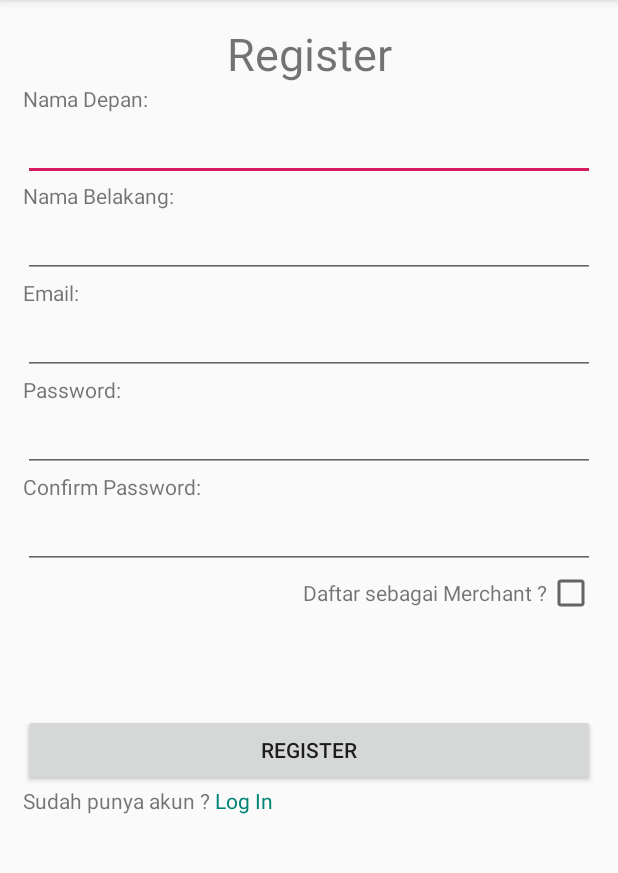
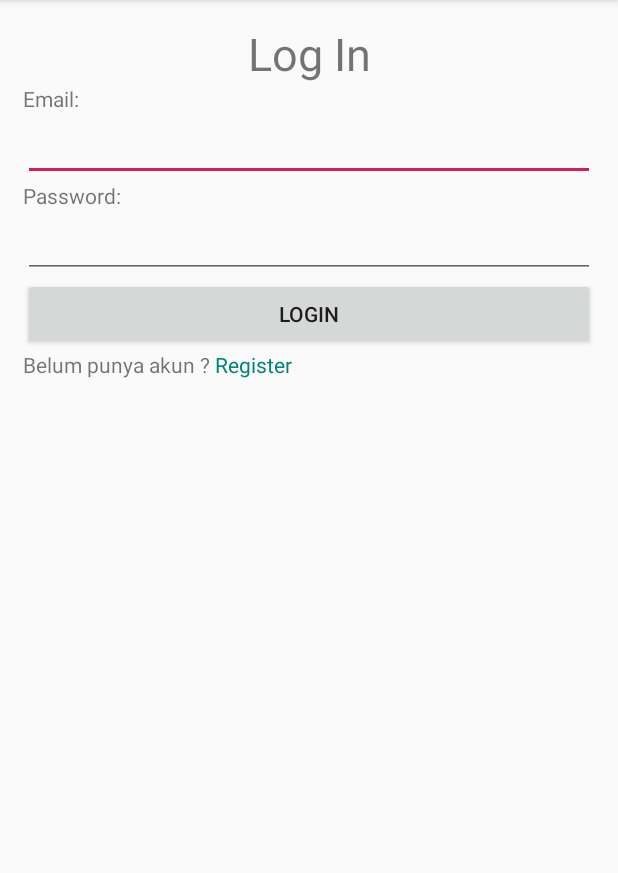
Before and after one commit to ArmandDitto/MarketplaceMerchant, an Android app: the screen it shows after launch (RegisterActivity before the commit, LoginActivity after it), after a tap on "Log In", on a phone screen of 412 x 824 dp, the part 84-957 px from its top. Run offline under Robolectric (Android 15) with nearby library versions, the phone set to English and light mode, and no system bars; our stand-ins replace Volley.

Commit message:
Menambahkan Login Activity

```diff
--- a/app/src/main/AndroidManifest.xml
+++ b/app/src/main/AndroidManifest.xml
@@ -14,6 +14,7 @@
         android:roundIcon="@mipmap/ic_launcher_round"
         android:supportsRtl="true"
         android:theme="@style/AppTheme">
+        <activity android:name=".model.LoginActivity"></activity>
         <activity android:name=".RegisterActivity">
             <intent-filter>
                 <action android:name="android.intent.action.MAIN" />
@@ -24,7 +25,7 @@
         <activity android:name=".EditProductActivity" />
         <activity android:name=".TambahProductActivity" />
         <activity android:name=".DeskripsiProductActivity" />
-        <activity android:name=".DaftarProductActivity"></activity>
+        <activity android:name=".DaftarProductActivity" />
     </application>
 
 </manifest>
--- a/app/src/main/java/com/ditto/training/marketplaceformerchant/RegisterActivity.java
+++ b/app/src/main/java/com/ditto/training/marketplaceformerchant/RegisterActivity.java
@@ -21,6 +21,7 @@ import com.android.volley.VolleyError;
 import com.android.volley.toolbox.StringRequest;
 import com.android.volley.toolbox.Volley;
 import com.ditto.training.marketplaceformerchant.model.AccessToken;
+import com.ditto.training.marketplaceformerchant.model.LoginActivity;
 import com.ditto.training.marketplaceformerchant.model.RegisterErrorRespone;
 import com.google.gson.Gson;
 
@@ -63,8 +64,8 @@ public class RegisterActivity extends AppCompatActivity {
         tvLoginActivity.setOnClickListener(new View.OnClickListener() {
             @Override
             public void onClick(View v) {
-/*                Intent loginIntent = new Intent(RegisterActivity.this, LoginActivity.class);
-                startActivity(loginIntent);*/
+                Intent loginIntent = new Intent(RegisterActivity.this, LoginActivity.class);
+                startActivity(loginIntent);
             }
         });
 
--- /dev/null
+++ b/app/src/main/res/layout/activity_login.xml
@@ -0,0 +1,80 @@
+<?xml version="1.0" encoding="utf-8"?>
+<androidx.constraintlayout.widget.ConstraintLayout xmlns:android="http://schemas.android.com/apk/res/android"
+    xmlns:app="http://schemas.android.com/apk/res-auto"
+    xmlns:tools="http://schemas.android.com/tools"
+    android:layout_width="match_parent"
+    android:layout_height="match_parent"
+    tools:context=".model.LoginActivity"
+    android:padding="15dp">
+
+    <TextView
+        android:id="@+id/tv_register"
+        app:layout_constraintTop_toTopOf="parent"
+        app:layout_constraintRight_toRightOf="parent"
+        app:layout_constraintLeft_toLeftOf="parent"
+        android:layout_width="wrap_content"
+        android:layout_height="wrap_content"
+        android:text="Log In"
+        android:textSize="30sp" />
+
+    <LinearLayout
+        android:id="@+id/layout_register_form"
+        android:layout_width="match_parent"
+        android:layout_height="0dp"
+        app:layout_constraintTop_toBottomOf="@+id/tv_register"
+        android:orientation="vertical">
+        <LinearLayout
+            android:layout_width="match_parent"
+            android:layout_height="wrap_content"
+            android:orientation="vertical">
+            <TextView
+                android:layout_width="wrap_content"
+                android:layout_height="wrap_content"
+                android:text="Email:"/>
+            <EditText
+                android:id="@+id/et_login_email"
+                android:layout_width="match_parent"
+                android:layout_height="wrap_content"/>
+        </LinearLayout> <!-- Nama Depan Customer -->
+        <LinearLayout
+            android:layout_width="match_parent"
+            android:layout_height="wrap_content"
+            android:orientation="vertical">
+            <TextView
+                android:layout_width="wrap_content"
+                android:layout_height="wrap_content"
+                android:text="Password:"/>
+            <EditText
+                android:id="@+id/et_login_password"
+                android:layout_width="match_parent"
+                android:layout_height="wrap_content"
+                android:inputType="textPassword"/>
+        </LinearLayout> <!-- Nama Belakang Customer -->
+        <LinearLayout
+            android:layout_width="match_parent"
+            android:layout_height="wrap_content"
+            android:orientation="vertical">
+            <Button
+                android:id="@+id/button_login"
+                android:layout_width="match_parent"
+                android:layout_height="wrap_content"
+                android:text="Login"/>
+        </LinearLayout> <!-- Button Login -->
+        <LinearLayout
+            android:layout_width="match_parent"
+            android:layout_height="wrap_content"
+            android:orientation="horizontal">
+            <TextView
+                android:layout_width="wrap_content"
+                android:layout_height="wrap_content"
+                android:text="Belum punya akun ? "/>
+            <TextView
+                android:id="@+id/tv_register_activity"
+                android:layout_width="wrap_content"
+                android:layout_height="wrap_content"
+                android:textColor="@color/colorPrimary"
+                android:text="Register"/>
+        </LinearLayout> <!-- Text Already Have Account -->
+    </LinearLayout>
+
+</androidx.constraintlayout.widget.ConstraintLayout>
```
Also changed, not shown: app/src/main/java/com/ditto/training/marketplaceformerchant/model/LoginActivity.java (added, +160 -0 lines).
